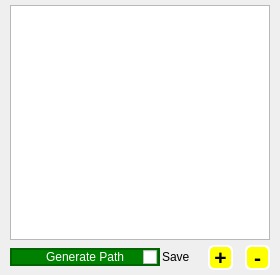
Qt form src/tools/pathtool.ui (mjroman/roverSim) before a commit.
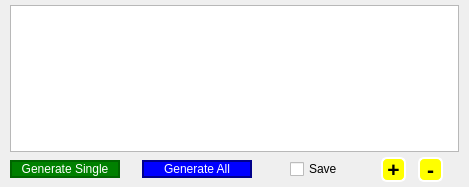
The same form after that commit.

Commit message: Waypoint tool and auto code objects are now connected. The user can set the current waypoint to drive to. Also, a single path can be computed as well as all paths in the list of the path tool.

```diff
--- a/src/tools/pathtool.ui
+++ b/src/tools/pathtool.ui
@@ -6,8 +6,8 @@
    <rect>
     <x>0</x>
     <y>0</y>
-    <width>280</width>
-    <height>275</height>
+    <width>469</width>
+    <height>187</height>
    </rect>
   </property>
   <property name="sizePolicy">
@@ -18,7 +18,7 @@
   </property>
   <property name="minimumSize">
    <size>
-    <width>280</width>
+    <width>380</width>
     <height>130</height>
    </size>
   </property>
@@ -51,18 +51,30 @@
     <widget class="QTableWidget" name="pathTableWidget"/>
    </item>
    <item>
-    <layout class="QHBoxLayout" name="horizontalLayout">
+    <layout class="QHBoxLayout" name="horizontalLayout" stretch="6,0,0,0,0,0,0,0">
      <property name="spacing">
       <number>12</number>
      </property>
+     <property name="leftMargin">
+      <number>0</number>
+     </property>
+     <property name="rightMargin">
+      <number>16</number>
+     </property>
      <item>
       <widget class="QPushButton" name="buttonGenerate">
        <property name="minimumSize">
         <size>
-         <width>150</width>
+         <width>110</width>
          <height>0</height>
         </size>
        </property>
+       <property name="maximumSize">
+        <size>
+         <width>110</width>
+         <height>16777215</height>
+        </size>
+       </property>
        <property name="styleSheet">
         <string notr="true">QPushButton{
 background: green;
@@ -78,7 +90,7 @@
 </string>
        </property>
        <property name="text">
-        <string>Generate Path</string>
+        <string>Generate Single</string>
        </property>
        <property name="checkable">
         <bool>false</bool>
@@ -90,14 +102,61 @@
        <property name="orientation">
         <enum>Qt::Horizontal</enum>
        </property>
+       <property name="sizeType">
+        <enum>QSizePolicy::Fixed</enum>
+       </property>
        <property name="sizeHint" stdset="0">
         <size>
-         <width>40</width>
+         <width>10</width>
          <height>20</height>
         </size>
        </property>
       </spacer>
      </item>
+     <item>
+      <widget class="QPushButton" name="buttonGenAll">
+       <property name="minimumSize">
+        <size>
+         <width>110</width>
+         <height>0</height>
+        </size>
+       </property>
+       <property name="maximumSize">
+        <size>
+         <width>120</width>
+         <height>16777215</height>
+        </size>
+       </property>
+       <property name="sizeIncrement">
+        <size>
+         <width>0</width>
+         <height>0</height>
+        </size>
+       </property>
+       <property name="baseSize">
+        <size>
+         <width>0</width>
+         <height>0</height>
+        </size>
+       </property>
+       <property name="styleSheet">
+        <string notr="true">QPushButton{
+background: blue;
+ border: 2px solid darkblue;
+ border-radius:10;
+color: white;}
+
+QPushButton:pressed{
+background: red;
+border: 2px solid darkred;
+border-radius:10;
+}</string>
+       </property>
+       <property name="text">
+        <string>Generate All</string>
+       </property>
+      </widget>
+     </item>
      <item>
       <spacer name="horizontalSpacer">
        <property name="orientation">
```
The commit also changes 10 other files.
